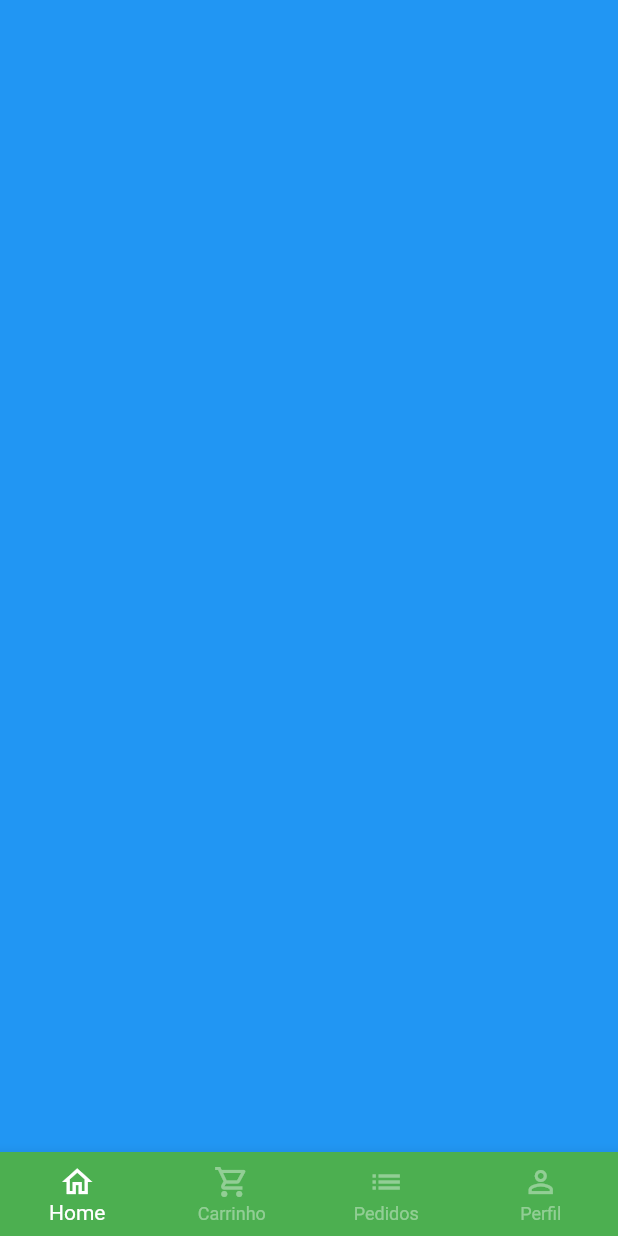
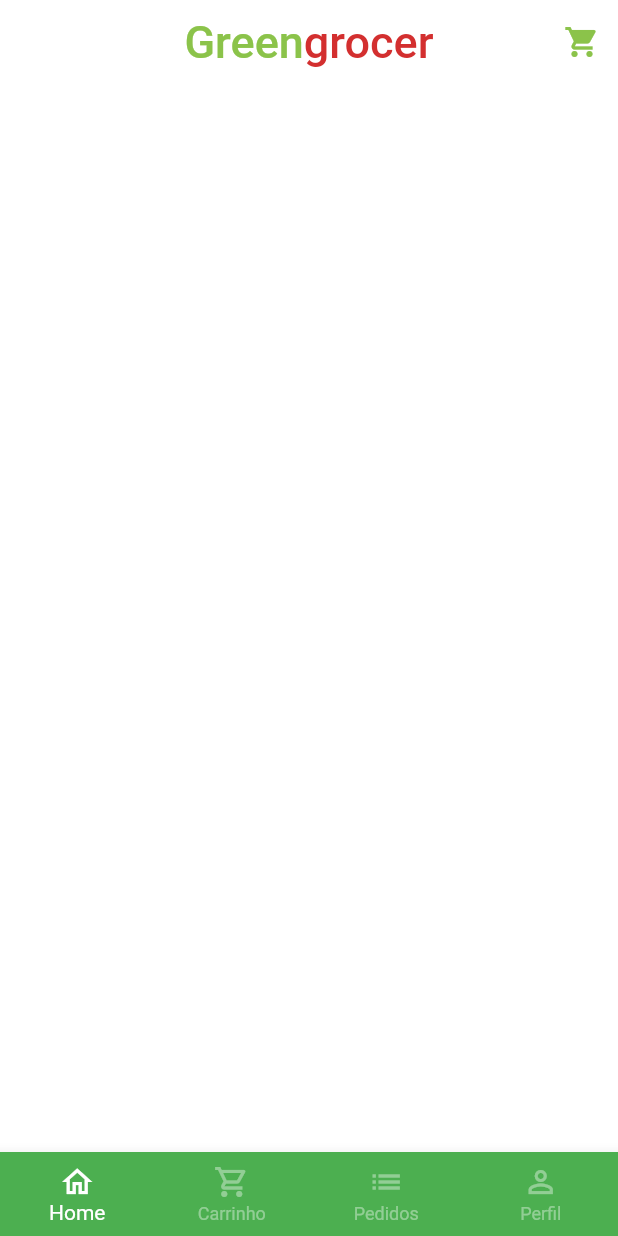
Before and after one commit to Joallisson/greengrocer, a Flutter app: the screen it shows after launch, after a tap on "Entrar", on a phone screen of 412 x 824 dp. Run offline on Flutter 3.47's test engine with Material 2 defaults, Android fonts, the phone set to English and light mode, and no system bars; our stand-ins replace animated_text_kit, mask_text_input_formatter.

Commit message:
18. AppBar com nome e ícone do carrínho

```diff
--- a/lib/main.dart
+++ b/lib/main.dart
@@ -15,6 +15,7 @@ class MyApp extends StatelessWidget {
       title: 'Flutter Demo',
       theme: ThemeData(
         primarySwatch: Colors.green,
+        scaffoldBackgroundColor: Colors.white.withAlpha(190)
       ),
       debugShowCheckedModeBanner: false,
       home: const SignInScreen(),
--- a/lib/src/base/base_screen.dart
+++ b/lib/src/base/base_screen.dart
@@ -1,4 +1,5 @@
 import 'package:flutter/material.dart';
+import 'package:greengrocer/src/home/home_tab.dart';
 
 class BaseScreen extends StatefulWidget {
   const BaseScreen({super.key});
@@ -18,7 +19,7 @@ class _BaseScreenState extends State<BaseScreen> {
         physics: const NeverScrollableScrollPhysics(),
         controller: pageController,
         children: [
-          Container(color: Colors.blue,),
+          const HomeTab(),
           Container(color: Colors.green,),
           Container(color: Colors.yellow),
           Container(color: Colors.red)
--- /dev/null
+++ b/lib/src/home/home_tab.dart
@@ -0,0 +1,52 @@
+import 'package:flutter/material.dart';
+import 'package:greengrocer/src/config/custom_colors.dart';
+
+class HomeTab extends StatelessWidget {
+  const HomeTab({super.key});
+
+  @override
+  Widget build(BuildContext context) {
+    return Scaffold(
+
+      //App Bar
+      appBar: AppBar(
+        backgroundColor: Colors.transparent,
+        elevation: 0,
+        centerTitle: true,
+        title: Text.rich(
+          TextSpan(
+            style: const TextStyle(fontSize: 30),
+            children: [
+              TextSpan(
+                text: "Green",
+                style: TextStyle(
+                  color: CustomColors.customSwatchColor
+                )
+              ),
+              TextSpan(
+                text: "grocer",
+                style: TextStyle(
+                  color: CustomColors.customContrastColor
+                )
+              ),
+            ]
+          )
+        ),
+        actions: [
+          IconButton(
+            onPressed: (){},
+            icon: const Icon(Icons.shopping_cart),
+            color: CustomColors.customSwatchColor,
+          )
+        ],
+      ),
+
+      //Campo de Pesquisa
+
+      //Categorias
+
+      //Grid
+
+    );
+  }
+}
```
